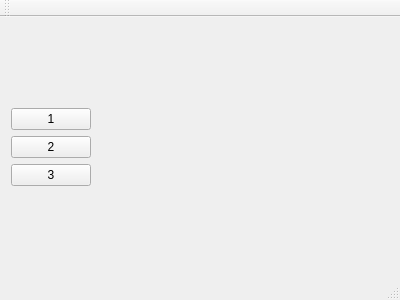
This is youtube/mainwindow.ui in martro/RoboDriftSensors as Qt 5 draws it before an edit. The edited form follows.
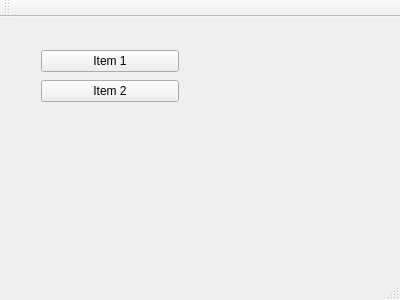
This is the edited form.

```diff
--- a/youtube/mainwindow.ui
+++ b/youtube/mainwindow.ui
@@ -14,50 +14,54 @@
    <string>MainWindow</string>
   </property>
   <widget class="QWidget" name="centralWidget">
-   <layout class="QGridLayout" name="gridLayout">
-    <item row="0" column="1">
+   <widget class="QWidget" name="verticalLayoutWidget">
+    <property name="geometry">
+     <rect>
+      <x>30</x>
+      <y>20</y>
+      <width>160</width>
+      <height>80</height>
+     </rect>
+    </property>
      <layout class="QVBoxLayout" name="verticalLayout">
       <item>
-       <spacer name="horizontalSpacer">
-        <property name="orientation">
-         <enum>Qt::Horizontal</enum>
-        </property>
-        <property name="sizeHint" stdset="0">
-         <size>
-          <width>40</width>
-          <height>20</height>
-         </size>
-        </property>
-       </spacer>
-      </item>
-     </layout>
-    </item>
-    <item row="0" column="0">
-     <layout class="QVBoxLayout" name="verticalLayout_2">
-      <item>
        <widget class="QPushButton" name="pushButton">
         <property name="text">
-         <string>1</string>
+        <string>Item 1</string>
         </property>
        </widget>
       </item>
       <item>
        <widget class="QPushButton" name="pushButton_2">
         <property name="text">
-         <string>2</string>
+        <string>Item 2</string>
         </property>
        </widget>
       </item>
-      <item>
-       <widget class="QPushButton" name="pushButton_3">
-        <property name="text">
-         <string>3</string>
-        </property>
-       </widget>
-      </item>
-     </layout>
-    </item>
-   </layout>
+    </layout>
+   </widget>
+   <widget class="QWidget" name="gridLayoutWidget">
+    <property name="geometry">
+     <rect>
+      <x>220</x>
+      <y>40</y>
+      <width>201</width>
+      <height>201</height>
+     </rect>
+    </property>
+    <layout class="QGridLayout" name="gridLayout"/>
+   </widget>
+   <widget class="QWidget" name="gridLayoutWidget_2">
+    <property name="geometry">
+     <rect>
+      <x>40</x>
+      <y>130</y>
+      <width>160</width>
+      <height>80</height>
+     </rect>
+    </property>
+    <layout class="QGridLayout" name="gridLayout_2"/>
+   </widget>
   </widget>
   <widget class="QMenuBar" name="menuBar">
    <property name="geometry">
```
Lines whose indentation alone changed are shown as unchanged.
